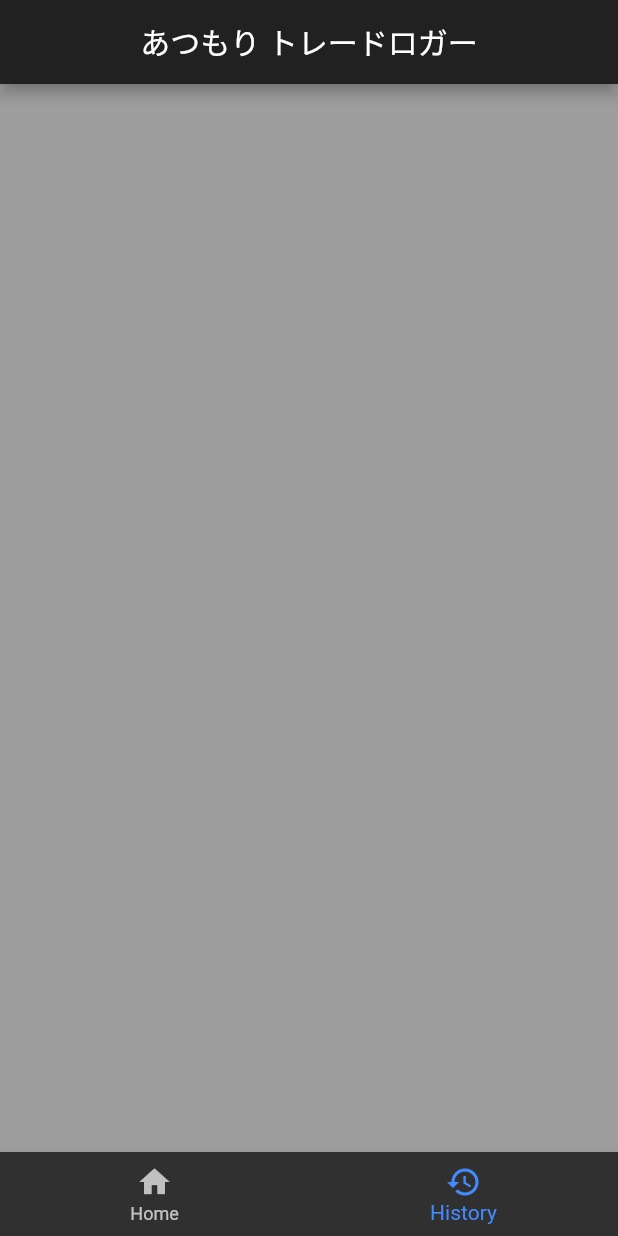
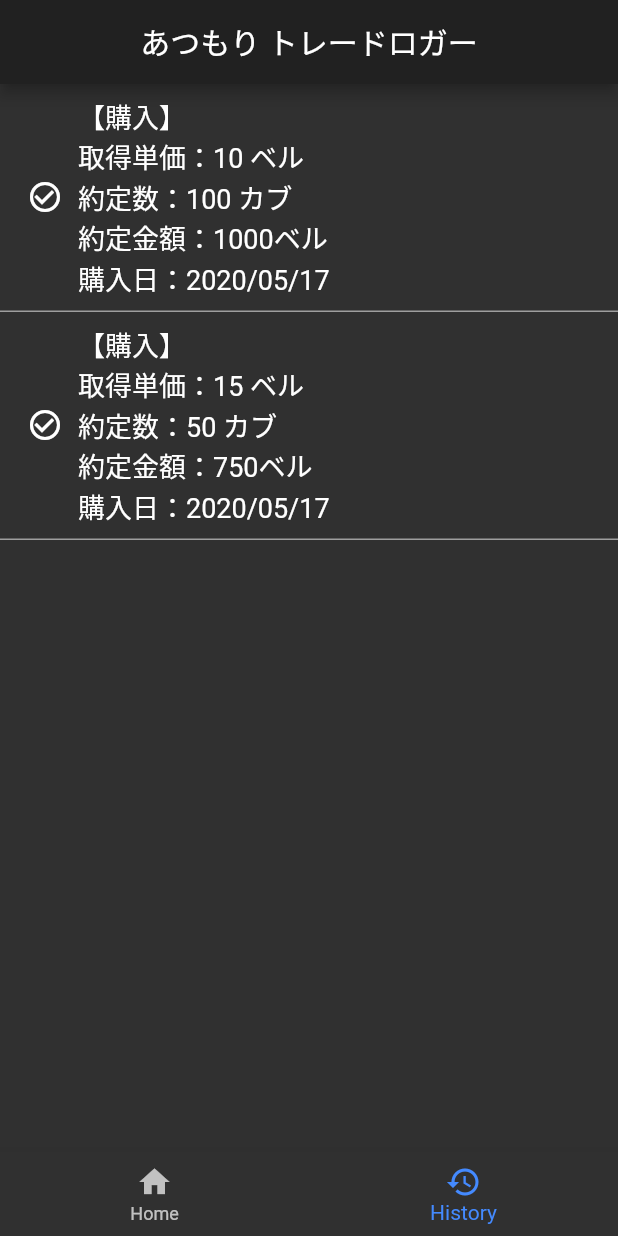
Before and after one commit to jskny/atumori-stock-manager, a Flutter app: the screen it shows after launch, swiped to page 2, on a phone screen of 412 x 824 dp. Run offline on Flutter 3.47's test engine with Material 2 defaults, Android fonts, the phone set to English and light mode, and no system bars; our stand-ins replace firebase_auth, google_sign_in; accounts and stored records are empty.

Commit message:
add sample trade history page

```diff
--- a/lib/main.dart
+++ b/lib/main.dart
@@ -9,6 +9,8 @@ import 'package:google_sign_in/google_sign_in.dart';
 // タブバー関連
 // https://flutter.ctrnost.com/basic/navigation/bottomnavigationbar/
 // https://github.com/fablue/building-a-social-network-with-flutter
+// 取引履歴のListView関連
+// https://flutter.ctrnost.com/basic/layout/listview/
 
 void main() {
   runApp(MyApp());
@@ -39,16 +41,22 @@ class _MyHomePageState extends State<MyHomePage> {
   // タブ関連
   PageController _pageController;
   int _currentIndex = 0;
-  final _pageWidgets = [
-    new Container(color: Colors.white),
-    new Container(color: Colors.grey)
-  ];
+  List<Widget> _pageWidgets = new List(2);
 
 
   @override
   void initState() {
     super.initState();
     _pageController = new PageController();
+
+    _pageWidgets[0] = new Container(color: Colors.white);
+    _pageWidgets[1] = new ListView(
+        children: [
+          _historyItemBought(10, 100),
+          _historyItemBought(15, 50)
+        ],
+      );
+
   }
 
   @override
@@ -111,4 +119,38 @@ class _MyHomePageState extends State<MyHomePage> {
     });
   }
 
+
+  // 取引記録（購入）のオブジェクト
+  Widget _historyItemBought(int price, int count) {
+    return GestureDetector(
+      child:Container(
+        padding: EdgeInsets.all(8.0),
+        decoration: new BoxDecoration(
+         border: new Border(bottom: BorderSide(width: 1.0, color: Colors.grey))
+        ),
+
+      child: Row(
+          children: <Widget>[
+          Container(
+            margin: EdgeInsets.all(10.0),
+            child:Icon(Icons.check_circle_outline),
+          ),
+          Text(
+            "【購入】\n取得単価：${price} ベル\n約定数：${count} カブ\n約定金額：${price * count}ベル\n購入日：2020/05/17",
+            style: TextStyle(
+              color:Colors.white,
+              fontSize: 18.0
+            ),
+          ),
+          ],
+        )
+      ),
+
+      onTap: () {
+       print("onTap called.");
+      },
+    );
+  }
+
+
 }
```
